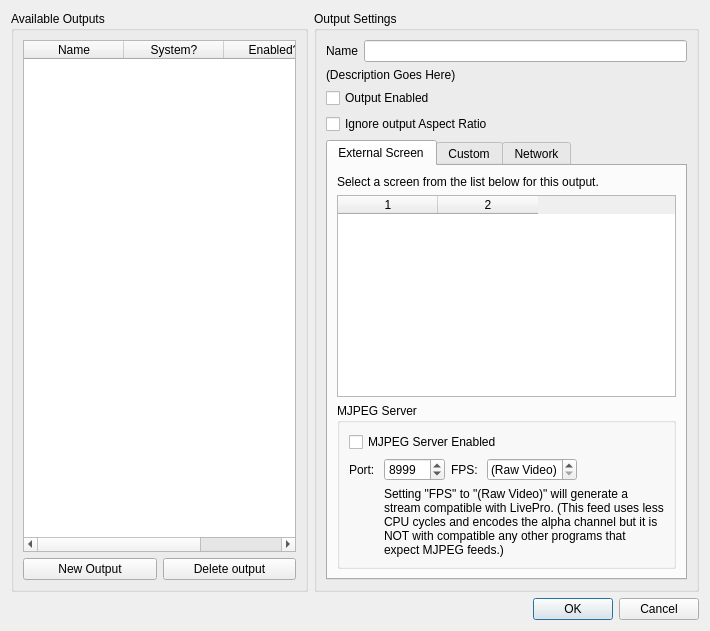
The window that src/outputsetupdialog.ui (google-code-export/dviz) describes before a commit, drawn with Qt 5.
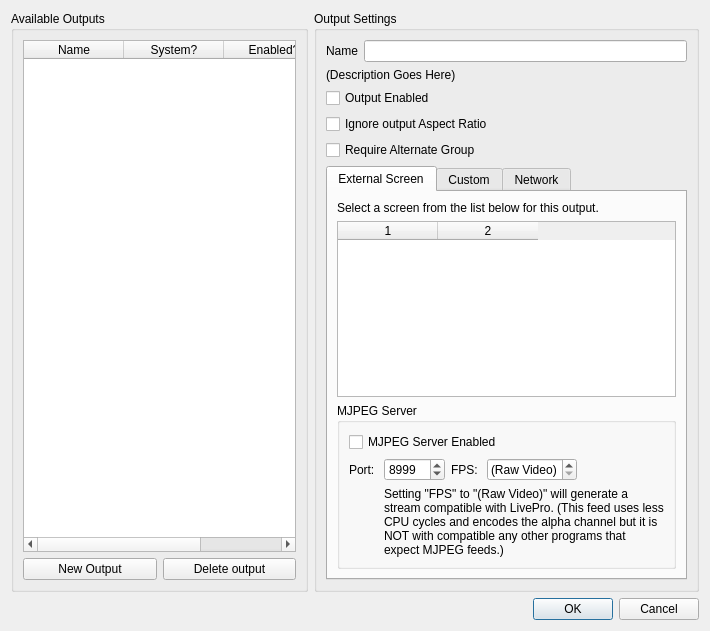
The same window after the commit.

Commit message: Fixed issues regarding the alternate slide group support. Added 'require alt group' in the output setup dialog. Start work on fixing several bugs uncovered yesterday. Not bad for 10 minutes

What changed in the file:
```diff
--- a/src/outputsetupdialog.ui
+++ b/src/outputsetupdialog.ui
@@ -118,6 +118,16 @@
           </property>
          </widget>
         </item>
+        <item>
+         <widget class="QCheckBox" name="requireAltGroup">
+          <property name="toolTip">
+           <string>If checked, this output will not show anything unless a specially-designed 'alternate' group is present for the current slide group, such as a lower-third template for a song, etc.</string>
+          </property>
+          <property name="text">
+           <string>Require Alternate Group</string>
+          </property>
+         </widget>
+        </item>
         <item>
          <widget class="QTabWidget" name="tabWidget">
           <property name="currentIndex">
```
The commit also changes 15 other files.
